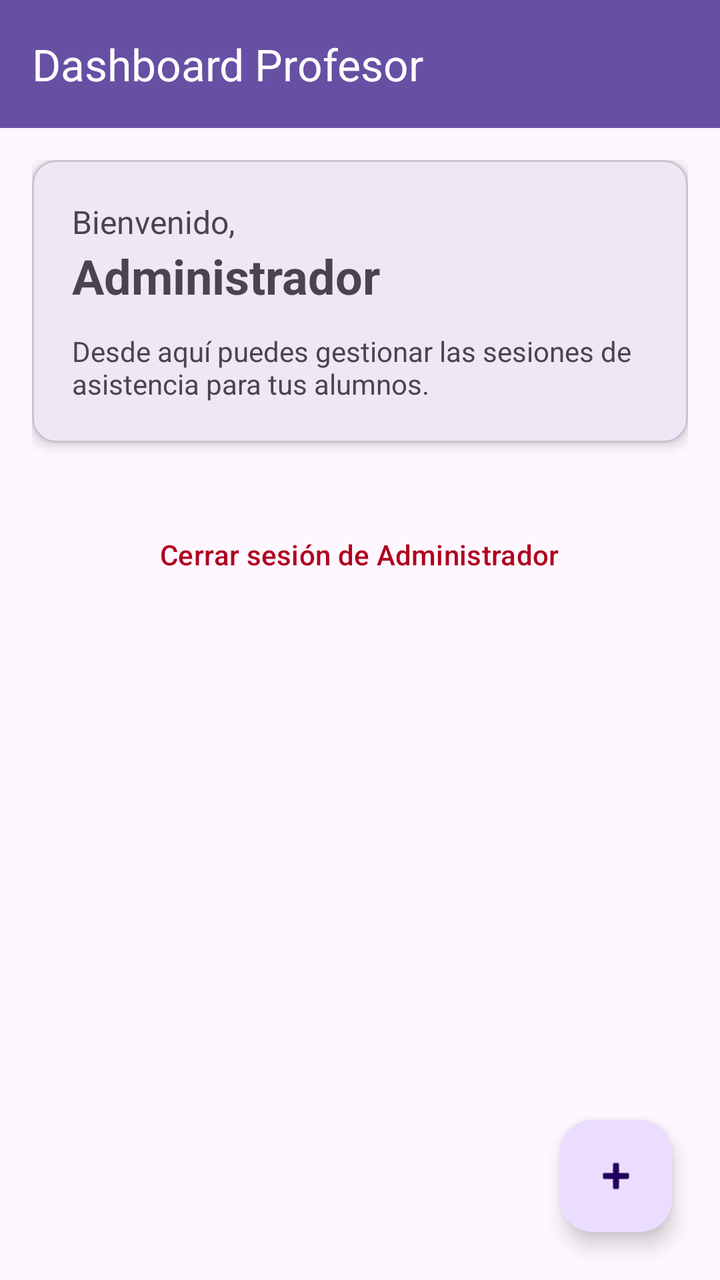
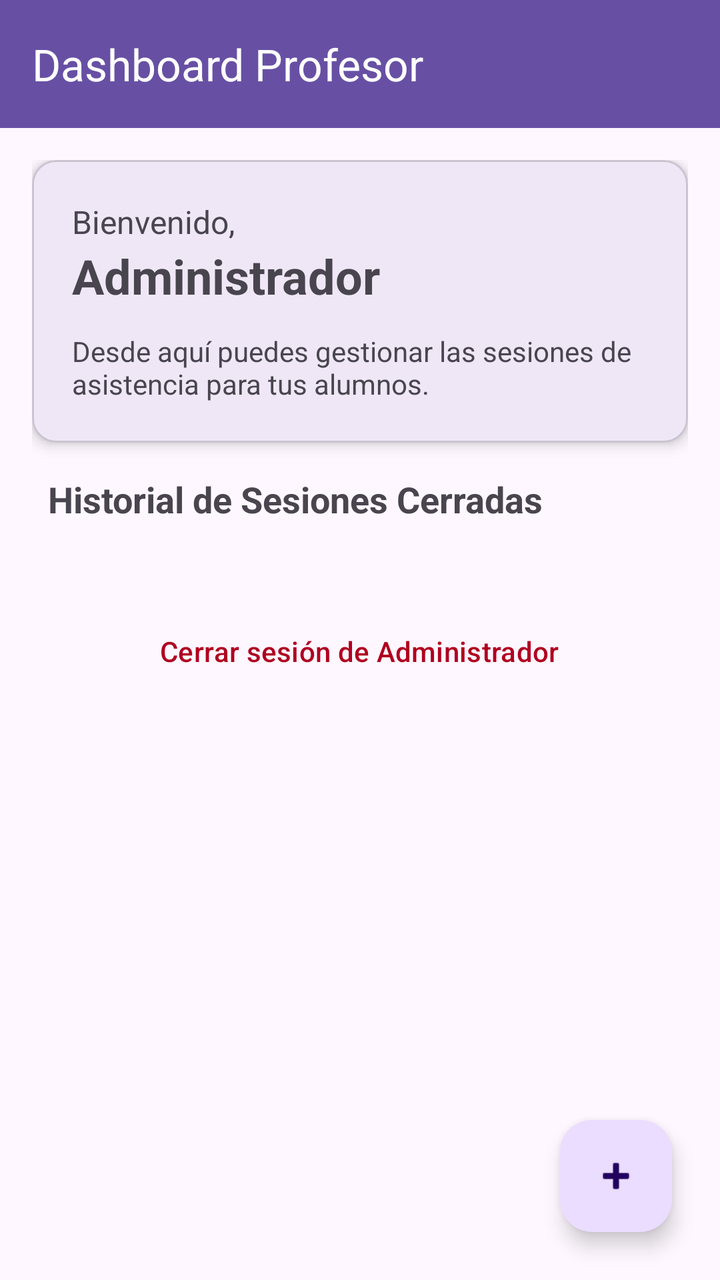

Compare the two renders of this Android layout. The source of the first and the diff that turns it into the second are given below.
<!-- AndroidManifest.xml: application theme Theme.AppProfesor -->
<!-- res/layout/fragment_main.xml -->
<?xml version="1.0" encoding="utf-8"?>
<androidx.coordinatorlayout.widget.CoordinatorLayout xmlns:android="http://schemas.android.com/apk/res/android"
    xmlns:app="http://schemas.android.com/apk/res-auto"
    android:layout_width="match_parent"
    android:layout_height="match_parent">

    <com.google.android.material.appbar.AppBarLayout
        android:layout_width="match_parent"
        android:layout_height="wrap_content">

        <com.google.android.material.appbar.MaterialToolbar
            android:id="@+id/toolbar"
            android:layout_width="match_parent"
            android:layout_height="?attr/actionBarSize"
            app:title="Dashboard Profesor"
            app:titleTextColor="?attr/colorOnPrimary"
            android:background="?attr/colorPrimary" />

    </com.google.android.material.appbar.AppBarLayout>

    <androidx.core.widget.NestedScrollView
        android:layout_width="match_parent"
        android:layout_height="match_parent"
        app:layout_behavior="@string/appbar_scrolling_view_behavior">

        <LinearLayout
            android:layout_width="match_parent"
            android:layout_height="wrap_content"
            android:orientation="vertical"
            android:padding="16dp">

            <com.google.android.material.card.MaterialCardView
                android:layout_width="match_parent"
                android:layout_height="wrap_content"
                android:layout_marginBottom="16dp"
                app:cardElevation="4dp"
                app:cardCornerRadius="12dp">

                <LinearLayout
                    android:layout_width="match_parent"
                    android:layout_height="wrap_content"
                    android:orientation="vertical"
                    android:padding="20dp">

                    <TextView
                        android:layout_width="wrap_content"
                        android:layout_height="wrap_content"
                        android:text="Bienvenido,"
                        android:textSize="16sp" />

                    <TextView
                        android:layout_width="wrap_content"
                        android:layout_height="wrap_content"
                        android:text="Administrador"
                        android:textSize="24sp"
                        android:textStyle="bold"
                        android:layout_marginBottom="12dp" />
                    
                    <TextView
                        android:layout_width="wrap_content"
                        android:layout_height="wrap_content"
                        android:text="Desde aquí puedes gestionar las sesiones de asistencia para tus alumnos."
                        android:textSize="14sp" />
                </LinearLayout>
            </com.google.android.material.card.MaterialCardView>

            <Button
                android:id="@+id/btnLogout"
                style="@style/Widget.Material3.Button.TextButton"
                android:layout_width="wrap_content"
                android:layout_height="wrap_content"
                android:layout_gravity="center_horizontal"
                android:layout_marginTop="16dp"
                android:text="Cerrar sesión de Administrador"
                android:textColor="@color/design_default_color_error" />

        </LinearLayout>
    </androidx.core.widget.NestedScrollView>

    <com.google.android.material.floatingactionbutton.FloatingActionButton
        android:id="@+id/fabNewSession"
        android:layout_width="wrap_content"
        android:layout_height="wrap_content"
        android:layout_gravity="bottom|end"
        android:layout_margin="24dp"
        android:contentDescription="Nueva Sesión"
        app:srcCompat="@android:drawable/ic_input_add" />

</androidx.coordinatorlayout.widget.CoordinatorLayout>
<!-- resources referenced by this layout -->
<resources>
  <style name="Theme.AppProfesor" parent="Base.Theme.AppProfesor" />
  <style name="Base.Theme.AppProfesor" parent="Theme.Material3.DayNight.NoActionBar">
          
          
      </style>
</resources>

<!-- the commit's change to res/layout/fragment_main.xml (unified diff, before → after) -->
@@ -64,6 +64,22 @@
                 </LinearLayout>
             </com.google.android.material.card.MaterialCardView>
 
+            <TextView
+                android:layout_width="match_parent"
+                android:layout_height="wrap_content"
+                android:text="Historial de Sesiones Cerradas"
+                android:textSize="18sp"
+                android:textStyle="bold"
+                android:layout_marginStart="8dp"
+                android:layout_marginBottom="8dp" />
+
+            <androidx.recyclerview.widget.RecyclerView
+                android:id="@+id/rvPastSessions"
+                android:layout_width="match_parent"
+                android:layout_height="wrap_content"
+                android:nestedScrollingEnabled="false"
+                android:layout_marginBottom="16dp" />
+
             <Button
                 android:id="@+id/btnLogout"
                 style="@style/Widget.Material3.Button.TextButton"
